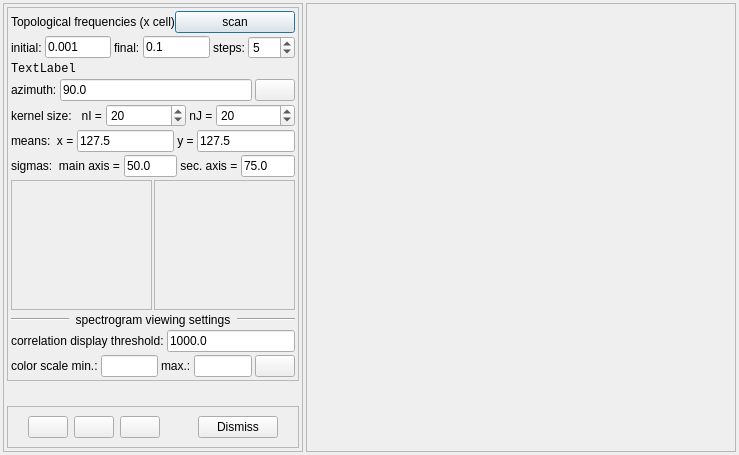
First picture: the form in imagejockey/gabor/gaborfilterdialog.ui, repository PauloCarvalhoRJ/gammaray, before the edit.
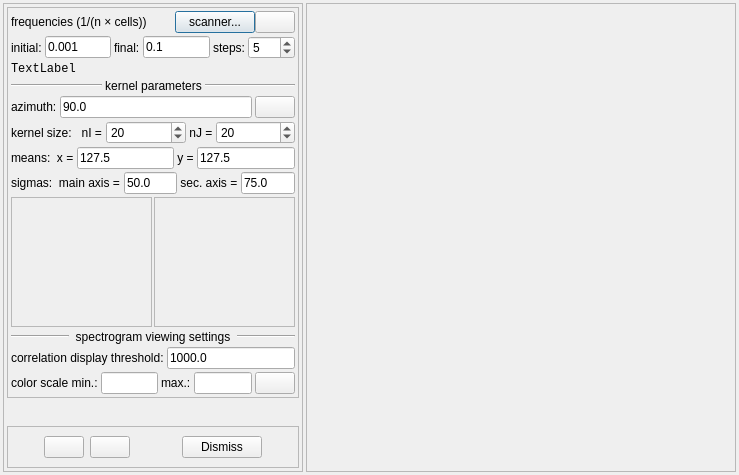
Second picture: the form after the edit. Icons and pictures are not drawn.

```diff
--- a/imagejockey/gabor/gaborfilterdialog.ui
+++ b/imagejockey/gabor/gaborfilterdialog.ui
@@ -7,7 +7,7 @@
     <x>0</x>
     <y>0</y>
     <width>739</width>
-    <height>455</height>
+    <height>475</height>
    </rect>
   </property>
   <property name="windowTitle">
@@ -102,15 +102,35 @@
            </property>
            <item>
             <widget class="QLabel" name="label">
+             <property name="sizePolicy">
+              <sizepolicy hsizetype="Expanding" vsizetype="Preferred">
+               <horstretch>0</horstretch>
+               <verstretch>0</verstretch>
+              </sizepolicy>
+             </property>
              <property name="text">
-              <string>Topological frequencies (x cell)</string>
+              <string>&lt;html&gt;frequencies (1/(n &amp;times; cells))&lt;/html&gt;</string>
              </property>
             </widget>
            </item>
            <item>
             <widget class="QPushButton" name="btnScan">
              <property name="text">
-              <string>scan</string>
+              <string>scanner...</string>
+             </property>
+            </widget>
+           </item>
+           <item>
+            <widget class="QPushButton" name="btnProcess">
+             <property name="toolTip">
+              <string>recalculate spectrogram</string>
+             </property>
+             <property name="text">
+              <string/>
+             </property>
+             <property name="icon">
+              <iconset resource="../ijresources.qrc">
+               <normaloff>:/ijicons32/ijupdate32</normaloff>:/ijicons32/ijupdate32</iconset>
              </property>
             </widget>
            </item>
@@ -187,6 +207,37 @@
            </item>
           </layout>
          </item>
+         <item>
+          <layout class="QHBoxLayout" name="horizontalLayout_17">
+           <property name="topMargin">
+            <number>0</number>
+           </property>
+           <item>
+            <widget class="Line" name="line_3">
+             <property name="orientation">
+              <enum>Qt::Horizontal</enum>
+             </property>
+            </widget>
+           </item>
+           <item>
+            <widget class="QLabel" name="label_16">
+             <property name="text">
+              <string>kernel parameters</string>
+             </property>
+             <property name="alignment">
+              <set>Qt::AlignCenter</set>
+             </property>
+            </widget>
+           </item>
+           <item>
+            <widget class="Line" name="line_4">
+             <property name="orientation">
+              <enum>Qt::Horizontal</enum>
+             </property>
+            </widget>
+           </item>
+          </layout>
+         </item>
          <item>
           <layout class="QHBoxLayout" name="horizontalLayout_6">
            <item>
@@ -567,17 +618,6 @@
            </property>
           </spacer>
          </item>
-         <item>
-          <widget class="QPushButton" name="btnProcess">
-           <property name="text">
-            <string/>
-           </property>
-           <property name="icon">
-            <iconset resource="../ijresources.qrc">
-             <normaloff>:/ijicons32/ijplay32</normaloff>:/ijicons32/ijplay32</iconset>
-           </property>
-          </widget>
-         </item>
          <item>
           <widget class="QPushButton" name="btnPreview">
            <property name="toolTip">
```
Left out of the diff: 34 changed lines with no effect on the pictures.
